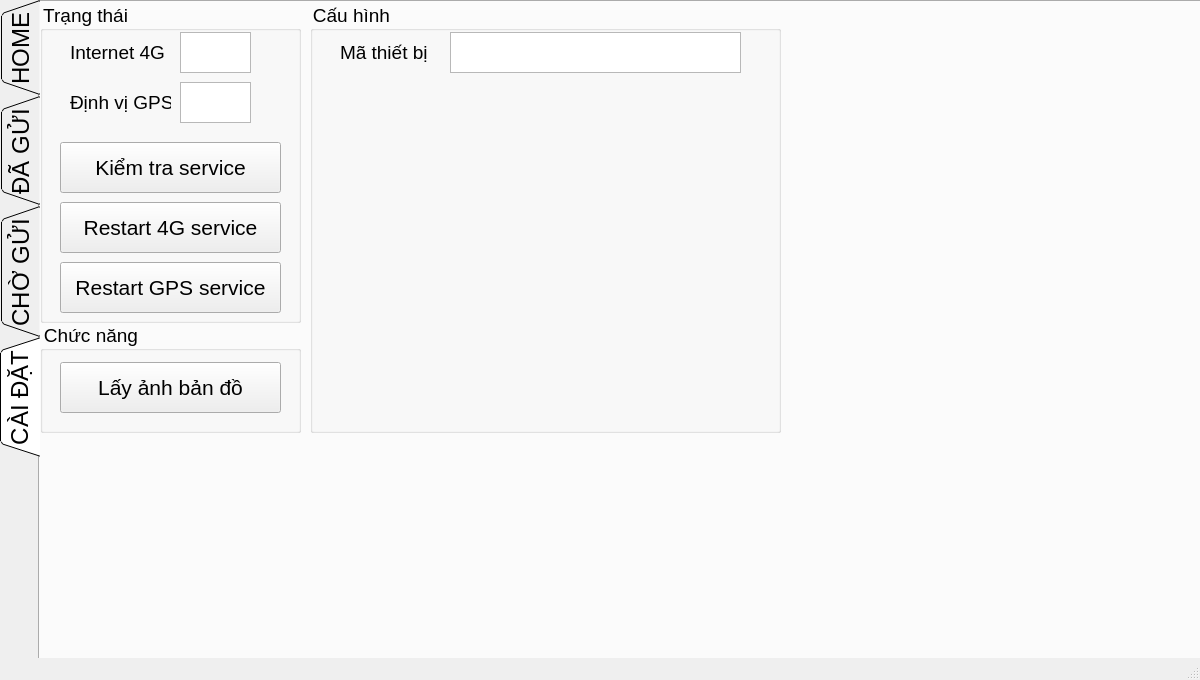
Qt form UI/main.ui (ToanICV/speed_gun) before a commit.
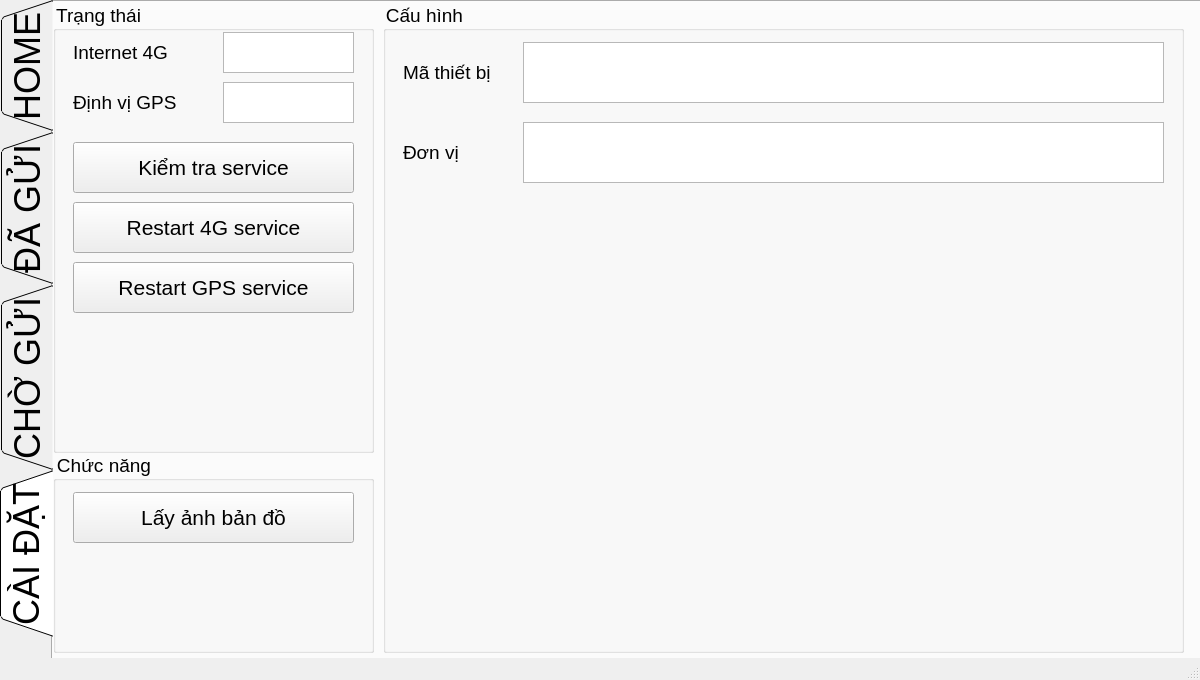
The same form after that commit. The open tabs and pages were chosen to show the change.

```diff
--- a/UI/main.ui
+++ b/UI/main.ui
@@ -44,7 +44,7 @@
     <property name="font">
      <font>
       <family>MS Shell Dlg 2</family>
-      <pointsize>18</pointsize>
+      <pointsize>27</pointsize>
       <weight>50</weight>
       <italic>false</italic>
       <bold>false</bold>
@@ -464,9 +464,9 @@
       <property name="geometry">
        <rect>
         <x>0</x>
-        <y>320</y>
-        <width>261</width>
-        <height>111</height>
+        <y>450</y>
+        <width>321</width>
+        <height>201</height>
        </rect>
       </property>
       <property name="font">
@@ -485,7 +485,7 @@
         <rect>
          <x>20</x>
          <y>40</y>
-         <width>221</width>
+         <width>281</width>
          <height>51</height>
         </rect>
        </property>
@@ -504,8 +504,8 @@
        <rect>
         <x>0</x>
         <y>0</y>
-        <width>261</width>
-        <height>321</height>
+        <width>321</width>
+        <height>451</height>
        </rect>
       </property>
       <property name="font">
@@ -522,9 +522,9 @@
       <widget class="QLabel" name="label_7">
        <property name="geometry">
         <rect>
-         <x>30</x>
+         <x>20</x>
          <y>30</y>
-         <width>101</width>
+         <width>131</width>
          <height>41</height>
         </rect>
        </property>
@@ -535,9 +535,9 @@
       <widget class="QLabel" name="label_8">
        <property name="geometry">
         <rect>
-         <x>30</x>
+         <x>20</x>
          <y>80</y>
-         <width>101</width>
+         <width>131</width>
          <height>41</height>
         </rect>
        </property>
@@ -548,9 +548,9 @@
       <widget class="QTextEdit" name="te_4GStatus">
        <property name="geometry">
         <rect>
-         <x>140</x>
+         <x>170</x>
          <y>30</y>
-         <width>71</width>
+         <width>131</width>
          <height>41</height>
         </rect>
        </property>
@@ -561,9 +561,9 @@
       <widget class="QTextEdit" name="te_GpsStatus">
        <property name="geometry">
         <rect>
-         <x>140</x>
+         <x>170</x>
          <y>80</y>
-         <width>71</width>
+         <width>131</width>
          <height>41</height>
         </rect>
        </property>
@@ -576,7 +576,7 @@
         <rect>
          <x>20</x>
          <y>140</y>
-         <width>221</width>
+         <width>281</width>
          <height>51</height>
         </rect>
        </property>
@@ -594,7 +594,7 @@
         <rect>
          <x>20</x>
          <y>200</y>
-         <width>221</width>
+         <width>281</width>
          <height>51</height>
         </rect>
        </property>
@@ -612,7 +612,7 @@
         <rect>
          <x>20</x>
          <y>260</y>
-         <width>221</width>
+         <width>281</width>
          <height>51</height>
         </rect>
        </property>
@@ -629,10 +629,10 @@
      <widget class="QGroupBox" name="groupBox_5">
       <property name="geometry">
        <rect>
-        <x>270</x>
+        <x>330</x>
         <y>0</y>
-        <width>471</width>
-        <height>431</height>
+        <width>801</width>
+        <height>651</height>
        </rect>
       </property>
       <property name="font">
@@ -650,18 +650,18 @@
        <property name="geometry">
         <rect>
          <x>140</x>
-         <y>30</y>
-         <width>291</width>
-         <height>41</height>
+         <y>40</y>
+         <width>641</width>
+         <height>61</height>
         </rect>
        </property>
       </widget>
       <widget class="QLabel" name="label_11">
        <property name="geometry">
         <rect>
-         <x>30</x>
-         <y>30</y>
-         <width>101</width>
+         <x>20</x>
+         <y>50</y>
+         <width>111</width>
          <height>41</height>
         </rect>
        </property>
@@ -669,6 +669,29 @@
         <string>Mã thiết bị</string>
        </property>
       </widget>
+      <widget class="QTextEdit" name="te_deviceID_2">
+       <property name="geometry">
+        <rect>
+         <x>140</x>
+         <y>120</y>
+         <width>641</width>
+         <height>61</height>
+        </rect>
+       </property>
+      </widget>
+      <widget class="QLabel" name="label_16">
+       <property name="geometry">
+        <rect>
+         <x>20</x>
+         <y>130</y>
+         <width>101</width>
+         <height>41</height>
+        </rect>
+       </property>
+       <property name="text">
+        <string>Đơn vị</string>
+       </property>
+      </widget>
      </widget>
     </widget>
    </widget>
```
Left out of the diff: 51 changed lines with no effect on the pictures.
